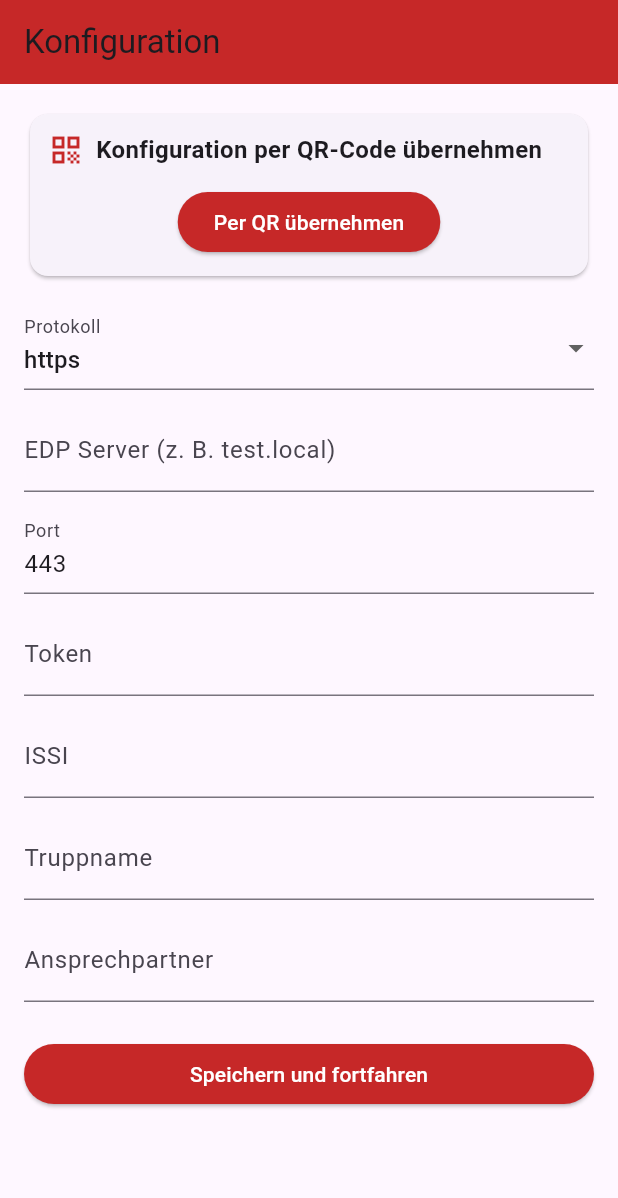
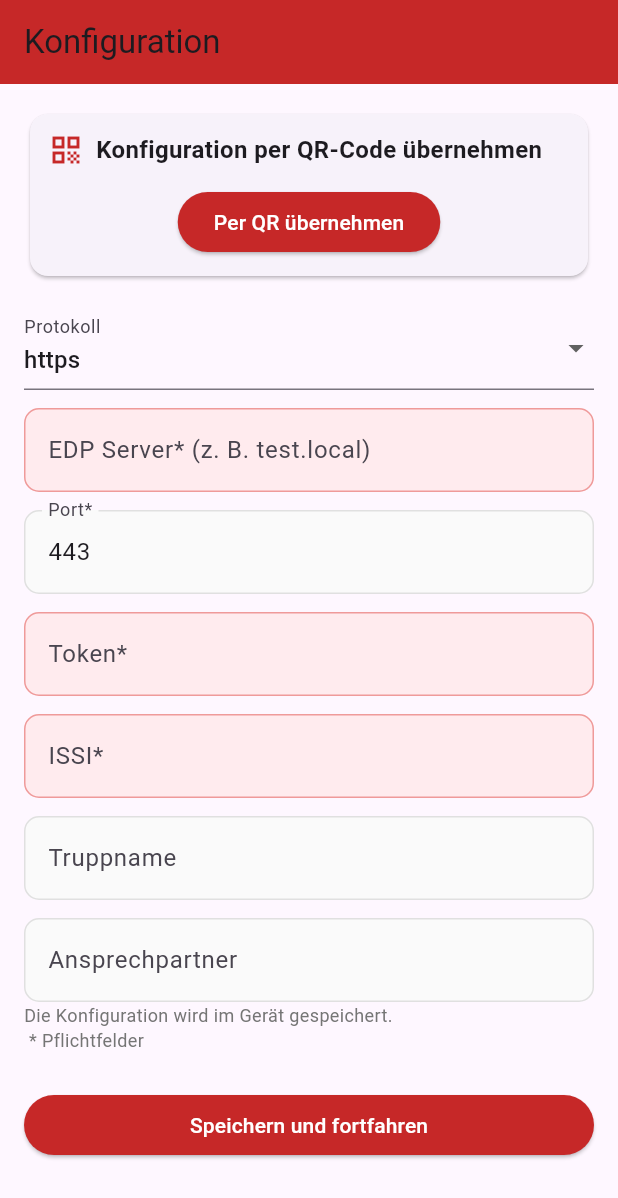
Before and after one commit to FlorianGross/trupp_app, a Flutter app: the screen it shows after launch, on a phone screen of 412 x 824 dp. Shown: the top 1198 px of the screen. Run offline on Flutter 3.47's test engine with Material 3 defaults, Android fonts, the phone set to English and light mode, and no system bars; drawn by our look-alikes of flutter_platform_widgets; our stand-ins replace app_links, geolocator, permission_handler, qr_flutter, share_plus, shared_preferences; missing offline and left inert: flutter_background_service, mobile_scanner.

Commit message:
Finished DeepLink functionality

```diff
--- a/lib/ConfigScreen.dart
+++ b/lib/ConfigScreen.dart
@@ -25,7 +25,7 @@ class _ConfigScreenState extends State<ConfigScreen> {
   final issiController = TextEditingController();
 
   String _selectedProtocol = 'https';
-  bool _autoSaveAfterScan = true;
+  bool _autoSaveAfterScan = false;
 
   @override
   void dispose() {
@@ -38,19 +38,200 @@ class _ConfigScreenState extends State<ConfigScreen> {
     super.dispose();
   }
 
+  @override
+  void initState() {
+    super.initState();
+
+    if (widget is ConfigScreenWithPrefill) {
+      final uri = (widget as ConfigScreenWithPrefill).initialDeepLink;
+      WidgetsBinding.instance.addPostFrameCallback((_) async {
+        try {
+          await _applyConfigFromUri(uri); // deine Methode
+        } catch (e) {
+          _showErrorDialog('DeepLink ungültig: $e');
+        }
+      });
+    }
+  }
+
+  bool _showAllErrors =
+      false; // nach erstem fehlgeschlagenen Speichern alle Fehler zeigen
+
+  bool _isMissing(TextEditingController c) => c.text.trim().isEmpty;
+
+  InputDecoration _materialDecoration(String label, {required bool missing}) {
+    return InputDecoration(
+      labelText: label,
+      filled: true,
+      // zarte Rot-Tönung wenn fehlt, sonst neutral
+      fillColor: missing ? Colors.red.shade50 : Colors.grey.shade50,
+      enabledBorder: OutlineInputBorder(
+        borderRadius: BorderRadius.circular(10),
+        borderSide: BorderSide(
+          color: missing ? Colors.red.shade200 : Colors.grey.shade300,
+        ),
+      ),
+      focusedBorder: OutlineInputBorder(
+        borderRadius: BorderRadius.circular(10),
+        borderSide: BorderSide(
+          color: missing ? Colors.red : Colors.red.shade800,
+        ),
+      ),
+      errorBorder: OutlineInputBorder(
+        borderRadius: BorderRadius.circular(10),
+        borderSide: BorderSide(color: Colors.red),
+      ),
+      focusedErrorBorder: OutlineInputBorder(
+        borderRadius: BorderRadius.circular(10),
+        borderSide: BorderSide(color: Colors.red, width: 2),
+      ),
+    );
+  }
+
+  // Für Cupertino: den Hintergrund einfärben – CupertinoTextField hat kein errorBorder.
+  // Wir wrappen unten den Field-Builder in einen Container mit Farbe.
+  BoxDecoration _cupertinoBox({required bool missing}) {
+    return BoxDecoration(
+      color: missing ? const Color(0xffffebee) : const Color(0xfff5f5f5),
+      // #ffebee ≈ red-50
+      borderRadius: BorderRadius.circular(10),
+      border: Border.all(color: missing ? Colors.red : const Color(0xffe0e0e0)),
+    );
+  }
+
+  Widget _requiredField({
+    required String label,
+    required TextEditingController controller,
+    TextInputType? keyboardType,
+  }) {
+    final missing = _isMissing(controller);
+
+    // Autovalidate: nur auf User-Interaktion – oder immer wenn _showAllErrors true
+    final autoMode =
+        _showAllErrors
+            ? AutovalidateMode.always
+            : AutovalidateMode.onUserInteraction;
+
+    validator(String? v) =>
+        (v == null || v.trim().isEmpty) ? 'Pflichtfeld' : null;
+
+    if (isMaterial(context)) {
+      return PlatformTextFormField(
+        controller: controller,
+        autovalidateMode: autoMode,
+        validator: validator,
+        keyboardType: keyboardType,
+        material:
+            (_, __) => MaterialTextFormFieldData(
+              decoration: _materialDecoration(label, missing: missing),
+            ),
+      );
+    } else {
+      // Cupertino: Container färbt, Feld bleibt clean
+      return Column(
+        crossAxisAlignment: CrossAxisAlignment.start,
+        children: [
+          Padding(
+            padding: const EdgeInsets.only(left: 4, bottom: 6),
+            child: Text(
+              label,
+              style: const TextStyle(fontSize: 12, color: Color(0xFF616161)),
+            ),
+          ),
+          Container(
+            decoration: _cupertinoBox(missing: missing),
+            padding: const EdgeInsets.symmetric(horizontal: 12, vertical: 6),
+            child: PlatformTextFormField(
+              controller: controller,
+              autovalidateMode: autoMode,
+              validator: validator,
+              keyboardType: keyboardType,
+              cupertino:
+                  (_, __) => CupertinoTextFormFieldData(
+                    decoration:
+                        null, // keine eigene Box, wir nutzen den Container
+                  ),
+              material:
+                  (_, __) => MaterialTextFormFieldData(
+                    decoration: const InputDecoration(border: InputBorder.none),
+                  ),
+            ),
+          ),
+          if (_showAllErrors && missing)
+            const Padding(
+              padding: EdgeInsets.only(left: 4, top: 4),
+              child: Text(
+                'Pflichtfeld',
+                style: TextStyle(color: Colors.red, fontSize: 12),
+              ),
+            ),
+        ],
+      );
+    }
+  }
+
+  Widget _optionalField({
+    required String label,
+    required TextEditingController controller,
+    TextInputType? keyboardType,
+  }) {
+    final missing = _isMissing(
+      controller,
+    ); // nur zur Hintergrundfarbe, nicht als Fehler
+    if (isMaterial(context)) {
+      return PlatformTextFormField(
+        controller: controller,
+        keyboardType: keyboardType,
+        material:
+            (_, __) => MaterialTextFormFieldData(
+              decoration: _materialDecoration(label, missing: false),
+            ),
+      );
+    } else {
+      return Column(
+        crossAxisAlignment: CrossAxisAlignment.start,
+        children: [
+          Padding(
+            padding: const EdgeInsets.only(left: 4, bottom: 6),
+            child: Text(
+              label,
+              style: const TextStyle(fontSize: 12, color: Color(0xFF616161)),
+            ),
+          ),
+          Container(
+            decoration: _cupertinoBox(missing: false),
+            padding: const EdgeInsets.symmetric(horizontal: 12, vertical: 6),
+            child: PlatformTextFormField(
+              controller: controller,
+              keyboardType: keyboardType,
+              cupertino:
+                  (_, __) => CupertinoTextFormFieldData(decoration: null),
+              material:
+                  (_, __) => MaterialTextFormFieldData(
+                    decoration: InputDecoration(border: InputBorder.none),
+                  ),
+            ),
+          ),
+        ],
+      );
+    }
+  }
+
   Future<void> _saveConfig() async {
     if (_formKey.currentState!.validate()) {
       final rawHost = hostController.text.trim();
 
       final uri = Uri.tryParse(
-          rawHost.startsWith('http') ? rawHost : '$_selectedProtocol://$rawHost');
+        rawHost.startsWith('http') ? rawHost : '$_selectedProtocol://$rawHost',
+      );
       if (uri == null || uri.host.isEmpty) {
         _showErrorDialog('Ungültige Serveradresse');
         return;
       }
 
       final cleanedHost = uri.host;
-      final port = int.tryParse(portController.text.trim()) ??
+      final port =
+          int.tryParse(portController.text.trim()) ??
           (_selectedProtocol == 'https' ? 443 : 80);
       final finalUrl = '$cleanedHost:$port';
 
@@ -72,12 +253,14 @@ class _ConfigScreenState extends State<ConfigScreen> {
           return;
         } else if (r.statusCode != 200) {
           _showErrorDialog(
-              'Fehler beim Testen der Konfiguration: ${r.statusCode} ${r
-                  .reasonPhrase}');
+            'Fehler beim Testen der Konfiguration: ${r.statusCode} ${r.reasonPhrase}',
+          );
           return;
         }
-      }catch (e) {
-        _showErrorDialog('Überprüfen Sie die Konfiguration / Internetverbindung');
+      } catch (e) {
+        _showErrorDialog(
+          'Überprüfen Sie die Konfiguration / Internetverbindung',
+        );
         return;
       }
 
@@ -89,8 +272,6 @@ class _ConfigScreenState extends State<ConfigScreen> {
       await prefs.setString('leiter', leiterController.text.trim());
       await prefs.setString('issi', issiController.text.trim());
       await prefs.setBool('hasConfig', true);
-
-
 
       if (!mounted) return;
       Navigator.pushReplacement(
@@ -106,7 +287,8 @@ class _ConfigScreenState extends State<ConfigScreen> {
   void _showErrorDialog(String msg) {
     showPlatformDialog(
       context: context,
-      builder: (_) => PlatformAlertDialog(
+      builder:
+          (_) => PlatformAlertDialog(
             title: const Text('Fehler'),
             content: Text(msg),
             actions: [
@@ -171,10 +353,7 @@ class _ConfigScreenState extends State<ConfigScreen> {
                       _selectedProtocol == 'https' ? '443' : '80';
                 });
               },
-              children: const [
-                Text('http'),
-                Text('https'),
-              ],
+              children: const [Text('http'), Text('https')],
             ),
           ),
         );
@@ -203,7 +382,8 @@ class _ConfigScreenState extends State<ConfigScreen> {
       throw Exception('Fehlende Parameter: protocol/server');
     }
 
-    final port = int.tryParse(portStr ?? '') ?? (protocol == 'https' ? 443 : 80);
+    final port =
+        int.tryParse(portStr ?? '') ?? (protocol == 'https' ? 443 : 80);
 
     setState(() {
       _selectedProtocol = (protocol == 'http') ? 'http' : 'https';
@@ -232,9 +412,10 @@ class _ConfigScreenState extends State<ConfigScreen> {
             child: Column(
               children: [
                 const SizedBox(height: 8),
-                const Text('QR-Code scannen',
-                    style:
-                    TextStyle(fontSize: 18, fontWeight: FontWeight.w600)),
+                const Text(
+                  'QR-Code scannen',
+                  style: TextStyle(fontSize: 18, fontWeight: FontWeight.w600),
+                ),
                 const SizedBox(height: 8),
                 Expanded(
                   child: Padding(
@@ -254,7 +435,9 @@ class _ConfigScreenState extends State<ConfigScreen> {
                             }
                             await _applyConfigFromUri(uri);
                           } catch (e) {
-                            _showErrorDialog('Fehler beim Lesen des QR-Codes: $e');
+                            _showErrorDialog(
+                              'Fehler beim Lesen des QR-Codes: $e',
+                            );
                           }
                         },
                       ),
@@ -262,17 +445,6 @@ class _ConfigScreenState extends State<ConfigScreen> {
                   ),
                 ),
                 const SizedBox(height: 8),
-                Row(
-                  mainAxisAlignment: MainAxisAlignment.center,
-                  children: [
-                    const Text('Nach Scan automatisch speichern'),
-                    PlatformSwitch(
-                      value: _autoSaveAfterScan,
-                      onChanged: (v) => setState(() => _autoSaveAfterScan = v),
-                    ),
-                  ],
-                ),
-                const SizedBox(height: 12),
               ],
             ),
           ),
@@ -286,7 +458,8 @@ class _ConfigScreenState extends State<ConfigScreen> {
     return PlatformScaffold(
       appBar: PlatformAppBar(
         title: const Text('Konfiguration'),
-        material: (_, __) => MaterialAppBarData(
+        material:
+            (_, __) => MaterialAppBarData(
               backgroundColor: Colors.red.shade800,
               actions: [
                 // QR-Import auch über AppBar erreichbar
@@ -297,7 +470,8 @@ class _ConfigScreenState extends State<ConfigScreen> {
                 ),
               ],
             ),
-        cupertino: (_, __) => CupertinoNavigationBarData(
+        cupertino:
+            (_, __) => CupertinoNavigationBarData(
               backgroundColor: Colors.red.shade800,
               trailing: GestureDetector(
                 onTap: _openScannerSheet,
@@ -305,7 +479,8 @@ class _ConfigScreenState extends State<ConfigScreen> {
               ),
             ),
       ),
-      body: Material( // nötig für InputThemes
+      body: Material(
+        // nötig für InputThemes
         child: Padding(
           padding: const EdgeInsets.all(16.0),
           child: Form(
@@ -329,7 +504,9 @@ class _ConfigScreenState extends State<ConfigScreen> {
                               child: Text(
                                 'Konfiguration per QR-Code übernehmen',
                                 style: TextStyle(
-                                    fontSize: 16, fontWeight: FontWeight.w600),
+                                  fontSize: 16,
+                                  fontWeight: FontWeight.w600,
+                                ),
                               ),
                             ),
                           ],
@@ -338,16 +515,20 @@ class _ConfigScreenState extends State<ConfigScreen> {
                         PlatformElevatedButton(
                           onPressed: _openScannerSheet,
                           child: const Text('Per QR übernehmen'),
-                          material: (_, __) => MaterialElevatedButtonData(
+                          material:
+                              (_, __) => MaterialElevatedButtonData(
                                 icon: const Icon(Icons.qr_code_scanner),
                                 style: ElevatedButton.styleFrom(
                                   backgroundColor: Colors.red.shade800,
                                   foregroundColor: Colors.white,
                                 ),
                               ),
-                          cupertino: (_, __) => CupertinoElevatedButtonData(
+                          cupertino:
+                              (_, __) => CupertinoElevatedButtonData(
                                 color: Colors.red.shade800,
-                            padding: const EdgeInsets.symmetric(vertical: 10),
+                                padding: const EdgeInsets.symmetric(
+                                  vertical: 10,
+                                ),
                               ),
                         ),
                       ],
@@ -358,81 +539,58 @@ class _ConfigScreenState extends State<ConfigScreen> {
                 const SizedBox(height: 16),
                 _buildProtocolSelector(),
                 const SizedBox(height: 12),
-                PlatformTextFormField(
+                _requiredField(
+                  label: 'EDP Server* (z. B. test.local)',
                   controller: hostController,
-                  validator: (v) => v == null || v.isEmpty ? 'Pflichtfeld' : null,
-                  material: (_, __) => MaterialTextFormFieldData(
-                    decoration:
-                    const InputDecoration(labelText: 'EDP Server (z. B. test.local)'),
                 ),
-                  cupertino: (_, __) => CupertinoTextFormFieldData(
-                    placeholder: 'EDP Server (z. B. test.local)',
-                  ),
-                ),
+
                 const SizedBox(height: 12),
-                PlatformTextFormField(
+
+                _requiredField(
+                  label: 'Port*',
                   controller: portController,
                   keyboardType: TextInputType.number,
-                  material: (_, __) => MaterialTextFormFieldData(
-                    decoration: const InputDecoration(labelText: 'Port'),
                 ),
-                  cupertino: (_, __) => CupertinoTextFormFieldData(
-                    placeholder: 'Port',
+
+                const SizedBox(height: 12),
+
+                _requiredField(label: 'Token*', controller: tokenController),
+
+                const SizedBox(height: 12),
+
+                _requiredField(label: 'ISSI*', controller: issiController),
+
+                const SizedBox(height: 12),
+
+                _optionalField(label: 'Truppname', controller: truppController),
+
+                const SizedBox(height: 12),
+
+                _optionalField(
+                  label: 'Ansprechpartner',
+                  controller: leiterController,
                 ),
-                ),
-                const SizedBox(height: 12),
-                PlatformTextFormField(
-                  controller: tokenController,
-                  validator: (v) => v == null || v.isEmpty ? 'Pflichtfeld' : null,
-                  material: (_, __) => MaterialTextFormFieldData(
-                    decoration: const InputDecoration(labelText: 'Token'),
-                  ),
-                  cupertino: (_, __) => CupertinoTextFormFieldData(
-                    placeholder: 'Token',
-                  ),
-                ),
-                const SizedBox(height: 12),
-                PlatformTextFormField(
-                  controller: issiController,
-                  material: (_, __) => MaterialTextFormFieldData(
-                    decoration: const InputDecoration(labelText: 'ISSI'),
-                  ),
-                  cupertino: (_, __) => CupertinoTextFormFieldData(
-                    placeholder: 'ISSI',
-                  ),
-                ),
-                const SizedBox(height: 12),
-                PlatformTextFormField(
-                  controller: truppController,
-                  material: (_, __) => MaterialTextFormFieldData(
-                    decoration: const InputDecoration(labelText: 'Truppname'),
-                  ),
-                  cupertino: (_, __) => CupertinoTextFormFieldData(
-                    placeholder: 'Truppname',
-                  ),
-                ),
-                const SizedBox(height: 12),
-                PlatformTextFormField(
-                  controller: leiterController,
-                  material: (_, __) => MaterialTextFormFieldData(
-                    decoration: const InputDecoration(labelText: 'Ansprechpartner'),
-                  ),
-                  cupertino: (_, __) => CupertinoTextFormFieldData(
-                    placeholder: 'Ansprechpartner',
+                Text(
+                  'Die Konfiguration wird im Gerät gespeichert. \n * Pflichtfelder',
+                  style: TextStyle(
+                    color: Colors.grey.shade600,
+                    fontSize: 12,
                   ),
                 ),
                 const SizedBox(height: 24),
                 PlatformElevatedButton(
                   onPressed: _saveConfig,
                   child: const Text('Speichern und fortfahren'),
-                  material: (_, __) => MaterialElevatedButtonData(
+                  material:
+                      (_, __) => MaterialElevatedButtonData(
                         icon: const Icon(Icons.save),
                         style: ElevatedButton.styleFrom(
                           backgroundColor: Colors.red.shade800,
                           foregroundColor: Colors.white,
                         ),
                       ),
-                  cupertino: (_, __) => CupertinoElevatedButtonData(
+                  cupertino:
+                      (_, __) => CupertinoElevatedButtonData(
                         color: Colors.red.shade800,
                         padding: const EdgeInsets.symmetric(vertical: 12),
                       ),
@@ -445,3 +603,9 @@ class _ConfigScreenState extends State<ConfigScreen> {
     );
   }
 }
+
+class ConfigScreenWithPrefill extends ConfigScreen {
+  final Uri initialDeepLink;
+
+  const ConfigScreenWithPrefill({super.key, required this.initialDeepLink});
+}
--- /dev/null
+++ b/lib/DeepLinkHandler.dart
@@ -0,0 +1,79 @@
+import 'package:app_links/app_links.dart';
+import 'package:flutter/material.dart';
+import 'ConfigScreen.dart';
+
+class DeepLinkHandler extends StatefulWidget {
+  final Widget child;
+  final GlobalKey<NavigatorState> navigatorKey; // ◀ NavigatorKey annehmen
+
+  const DeepLinkHandler({
+    super.key,
+    required this.child,
+    required this.navigatorKey,
+  });
+
+  @override
+  State<DeepLinkHandler> createState() => _DeepLinkHandlerState();
+}
+
+class _DeepLinkHandlerState extends State<DeepLinkHandler> {
+  late final AppLinks _appLinks;
+
+  @override
+  void initState() {
+    super.initState();
+    _initDeepLinks();
+  }
+
+  Future<void> _initDeepLinks() async {
+    _appLinks = AppLinks();
+
+    // Kaltstart-Link
+    final initialUri = await _appLinks.getInitialLink();
+    if (initialUri != null) {
+      _handleUri(initialUri);
+    }
+
+    // Laufende Links
+    _appLinks.uriLinkStream.listen(_handleUri);
+  }
+
+  void _handleUri(Uri uri) async {
+    if (uri.scheme == 'truppapp' && uri.host == 'config') {
+      final nav = widget.navigatorKey.currentState;
+      final ctx = widget.navigatorKey.currentContext;
+      if (nav == null || ctx == null) return;
+
+      final confirmed = await showDialog<bool>(
+        context: ctx,
+        builder:
+            (_) => AlertDialog(
+              title: const Text('Konfiguration übernehmen?'),
+              content: const Text('Möchtest du die Konfiguration anwenden?'),
+              actions: [
+                TextButton(
+                  onPressed: () => Navigator.of(ctx).pop(false),
+                  child: const Text('Nein'),
+                ),
+                TextButton(
+                  onPressed: () => Navigator.of(ctx).pop(true),
+                  child: const Text('Ja'),
+                ),
+              ],
+            ),
+      );
+
+      if (confirmed == true) {
+        nav.pushAndRemoveUntil(
+          MaterialPageRoute(
+            builder: (_) => ConfigScreenWithPrefill(initialDeepLink: uri),
+          ),
+          (_) => false,
+        );
+      }
+    }
+  }
+
+  @override
+  Widget build(BuildContext context) => widget.child;
+}
--- a/lib/main.dart
+++ b/lib/main.dart
@@ -2,21 +2,24 @@ import 'package:flutter/cupertino.dart';
 import 'package:flutter/material.dart';
 import 'package:flutter/services.dart';
 import 'package:flutter_background_service/flutter_background_service.dart';
+import 'package:trupp_app/DeepLinkHandler.dart';
 import 'package:trupp_app/service.dart';
 import 'ConfigScreen.dart';
 import 'StatusOverview.dart';
-import 'package:flutter/material.dart';
 import 'package:shared_preferences/shared_preferences.dart';
 import 'package:flutter_platform_widgets/flutter_platform_widgets.dart';
+
+// ➊ Globaler NavigatorKey
+final GlobalKey<NavigatorState> navigatorKey = GlobalKey<NavigatorState>();
 
 @pragma('vm:entry-point')
 Future<void> main() async {
   WidgetsFlutterBinding.ensureInitialized();
   await initializeBackgroundService();
-  // Nur Portrait-Modus erlauben
+
   await SystemChrome.setPreferredOrientations([
     DeviceOrientation.portraitUp,
-    DeviceOrientation.portraitDown, // optional, falls du umgedrehtes Hochformat erlauben willst
+    DeviceOrientation.portraitDown,
   ]);
 
   final prefs = await SharedPreferences.getInstance();
@@ -32,20 +35,21 @@ class MyApp extends StatelessWidget {
 
   @override
   Widget build(BuildContext context) {
-    return PlatformApp(
-      debugShowCheckedModeBanner: false,
-      material: (_, __) => MaterialAppData(
-        theme: ThemeData.light(),
+    return DeepLinkHandler(
+      navigatorKey: navigatorKey, // ➋ Key an Handler geben
+      child: PlatformApp(
+        debugShowCheckedModeBanner: false,
+        // ➌ Key an die App hängen, damit wir überall navigieren können
+        navigatorKey: navigatorKey,
+        material: (_, __) => MaterialAppData(theme: ThemeData.light()),
+        cupertino: (_, __) => CupertinoAppData(
+          theme: CupertinoThemeData(brightness: Brightness.light),
+        ),
+        initialRoute: '/',
+        routes: {
+          '/': (context) => hasConfig ? const StatusOverview() : const ConfigScreen(),
+        },
       ),
-      cupertino: (_, __) => CupertinoAppData(
-        theme: CupertinoThemeData(
-          brightness: Brightness.light,
-        ),
-      ),
-      initialRoute: '/',
-      routes: {
-        '/': (context) => hasConfig ? StatusOverview() : ConfigScreen(),
-      },
     );
   }
 }
--- a/pubspec.yaml
+++ b/pubspec.yaml
@@ -37,13 +37,14 @@ dependencies:
   shared_preferences: ^2.5.3
   geolocator: ^14.0.2
   http: ^1.4.0
-  flutter_platform_widgets: ^9.0.0
+  flutter_platform_widgets: ^8.0.0
   flutter_background_service: ^5.1.0
   permission_handler: ^12.0.1
   qr_flutter: ^4.1.0
   mobile_scanner: ^6.0.2
   share_plus: ^10.0.0
   clipboard: ^0.1.3
+  app_links: ^6.4.1
 
 dev_dependencies:
   flutter_test:
```
Also changed, not shown: pubspec.lock. Lines whose indentation alone changed are shown as unchanged.
